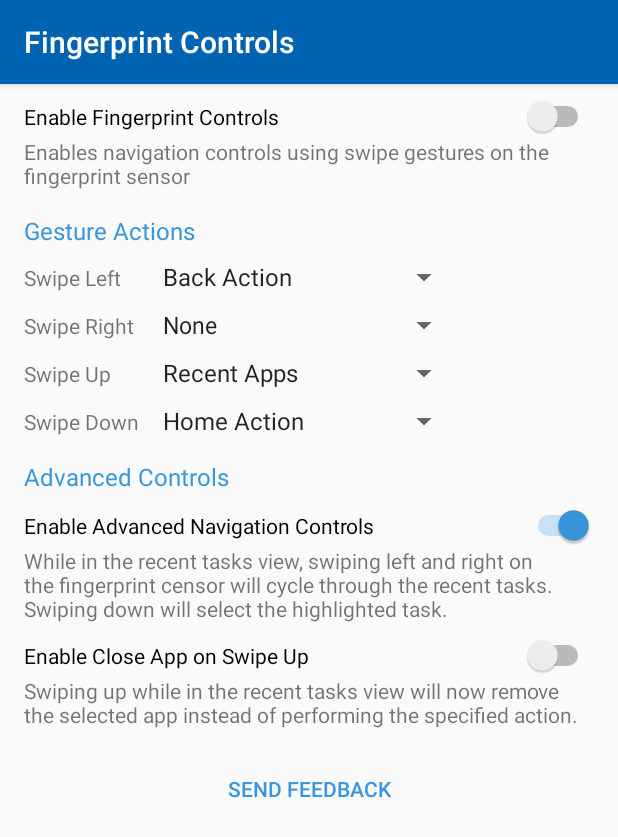
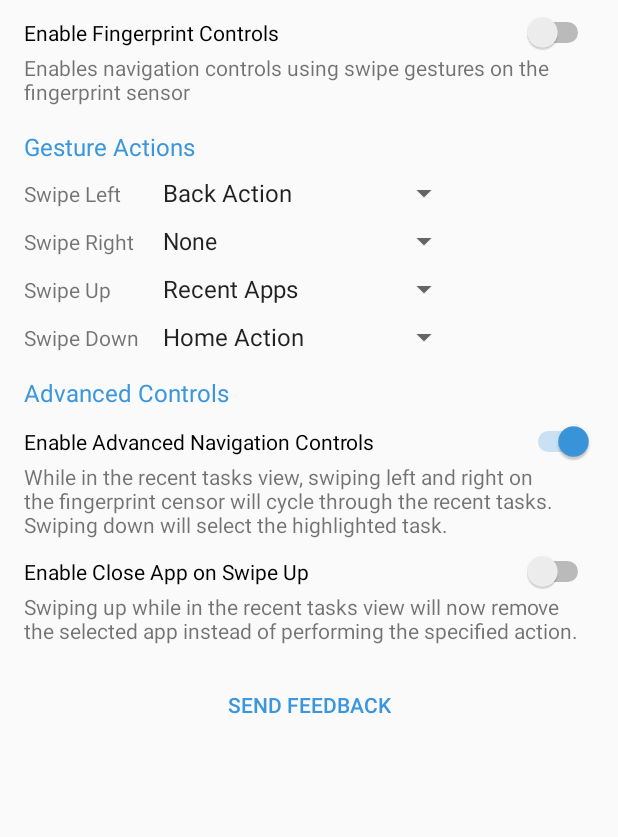
Before and after one commit to MattS8/FingerprintControls, an Android app: the screen it shows after launch (MainActivity), on a phone screen of 412 x 824 dp. Shown: the top 837 px of the screen. Run offline under Robolectric (Android 15) with nearby library versions, the phone set to English and light mode, and no system bars; Roboto replaces fonts that are not available here.

Commit message:
Got rid of useless toolbar at the top

```diff
--- a/app/build.gradle
+++ b/app/build.gradle
@@ -8,7 +8,7 @@ android {
     compileSdkVersion 27
     defaultConfig {
         applicationId "com.android.matt.fingerprintcontrols"
-        minSdkVersion 26
+        minSdkVersion 27
         targetSdkVersion 27
         versionCode 1
         versionName "1.0"
@@ -26,7 +26,7 @@ dependencies {
     implementation fileTree(dir: 'libs', include: ['*.jar'])
     implementation "org.jetbrains.kotlin:kotlin-stdlib-jdk7:$kotlin_version"
     implementation 'com.android.support:appcompat-v7:27.1.1'
-    implementation 'com.android.support.constraint:constraint-layout:1.1.1'
+    implementation 'com.android.support.constraint:constraint-layout:1.1.2'
     implementation 'com.android.support:support-v4:27.1.1'
     implementation 'com.android.support:recyclerview-v7:27.1.1'
     testImplementation 'junit:junit:4.12'
--- a/app/src/main/java/com/android/matt/fingerprintcontrols/Configuration.kt
+++ b/app/src/main/java/com/android/matt/fingerprintcontrols/Configuration.kt
@@ -1,5 +1,6 @@
 package com.android.matt.fingerprintcontrols
 
+import android.os.Build
 import com.android.matt.fingerprintcontrols.MainActivity.Companion.ACTION_BACK
 import com.android.matt.fingerprintcontrols.MainActivity.Companion.ACTION_HOME
 import com.android.matt.fingerprintcontrols.MainActivity.Companion.ACTION_NONE
@@ -14,5 +15,5 @@ class Configuration {
     var isUserEnablingService = false
     var isEnabled = false
     var isAdvancedNavEnabled = true
-    var isCloseRecentAppsEnabled = false
+    var isCloseRecentAppsEnabled = Build.VERSION.SDK_INT < 29
 }
--- a/app/src/main/java/com/android/matt/fingerprintcontrols/MainActivity.kt
+++ b/app/src/main/java/com/android/matt/fingerprintcontrols/MainActivity.kt
@@ -9,6 +9,7 @@ import android.content.Intent
 import android.content.SharedPreferences
 import android.content.pm.PackageManager
 import android.hardware.fingerprint.FingerprintManager
+import android.os.Build
 import android.os.Bundle
 import android.preference.PreferenceManager
 import android.support.design.widget.Snackbar
@@ -55,6 +56,7 @@ class MainActivity : AppCompatActivity() {
         runningConfig = Gson().fromJson(prefs.getString(CONFIG, Gson()
                 .toJson(Configuration())), Configuration::class.java)
 
+        Log.d("DEBUG", "isCloseRecentAppsEnabled = ${runningConfig.isCloseRecentAppsEnabled}")
         this.feedbackButton.setOnClickListener{showFeedbackDialog()}
         this.spnSwipeLeft.setSelection(runningConfig.swipeLeftAction)
         this.spnSwipeRight.setSelection(runningConfig.swipeRightAction)
@@ -110,12 +112,18 @@ class MainActivity : AppCompatActivity() {
         }
         this.swToggleAdvNavControls.isChecked = runningConfig.isAdvancedNavEnabled
         this.swToggleControls.isChecked = service != null && runningConfig.isEnabled
-        this.swCloseAppRecents.isChecked = runningConfig.isCloseRecentAppsEnabled
-        this.swCloseAppRecents.isEnabled = runningConfig.isAdvancedNavEnabled
-        this.tvCloseAppRecentsDesc.isEnabled = runningConfig.isAdvancedNavEnabled
         this.swToggleControls.setOnCheckedChangeListener{_, isChecked -> toggleControls(isChecked)}
         this.swToggleAdvNavControls.setOnCheckedChangeListener{_, isChecked -> toggleAdvNav(isChecked)}
         this.swCloseAppRecents.setOnCheckedChangeListener{_, isChecked -> toggleCloseAppRecents(isChecked)}
+
+        if (Build.VERSION.SDK_INT < 29) {
+            this.swCloseAppRecents.visibility = View.GONE
+            this.tvCloseAppRecentsDesc.visibility = View.GONE
+        } else {
+            this.swCloseAppRecents.isChecked = runningConfig.isCloseRecentAppsEnabled
+            this.swCloseAppRecents.isEnabled = runningConfig.isAdvancedNavEnabled
+            this.tvCloseAppRecentsDesc.isEnabled = runningConfig.isAdvancedNavEnabled
+        }
     }
 
     override fun onResume() {
--- a/app/src/main/res/values/strings.xml
+++ b/app/src/main/res/values/strings.xml
@@ -24,7 +24,7 @@
     <string name="feedback_type_question">What type of feedback would you like to give?</string>
     <string name="err_enabling">Couldn\'t enable fingerprint gesture controls</string>
     <string name="advanced_controls">Advanced Controls</string>
-    <string name="advNavDesc">While in the recent tasks view, swiping up and down on the fingerprint censor will cycle through the recent tasks. Swiping right will select the highlighted task.</string>
+    <string name="advNavDesc">While in the recent tasks view, swiping up and down on the fingerprint censor will cycle through the recent tasks. Swiping left will select the highlighted task.</string>
     <string name="enableAdvNav">Enable Advanced Navigation Controls</string>
     <string name="gesturesTitle">Gesture Actions</string>
     <string name="swipe_left">Swipe Left</string>
--- a/app/src/main/res/values/styles.xml
+++ b/app/src/main/res/values/styles.xml
@@ -1,7 +1,7 @@
 <resources>
 
     <!-- Base application theme. -->
-    <style name="AppTheme" parent="Theme.AppCompat.Light.DarkActionBar">
+    <style name="AppTheme" parent="Theme.AppCompat.Light.NoActionBar">
         <!-- Customize your theme here. -->
         <item name="colorPrimary">@color/colorPrimary</item>
         <item name="colorPrimaryDark">@color/colorPrimaryDark</item>
```
Also changed, not shown: app/src/main/java/com/android/matt/fingerprintcontrols/FingerprintService.kt (+13 -7 lines).
